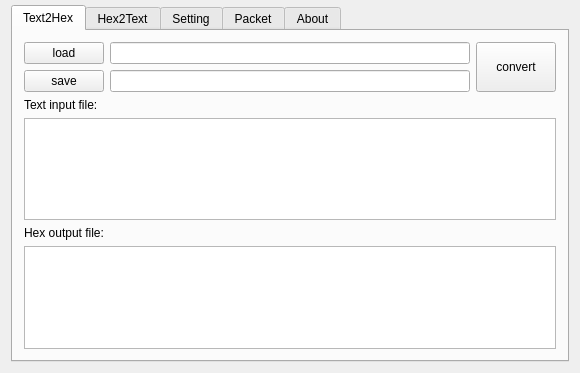
ZhangYuyinGItHub/ToolBox, file ToolBox/mainwindow.ui: the form before one commit.
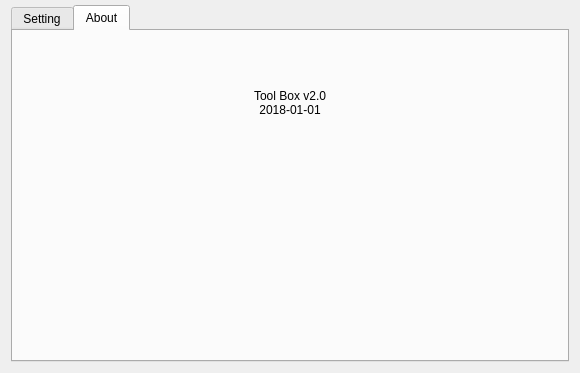
The form after the commit. The open tabs and pages were chosen to show the change. Icons and pictures are not drawn.

Commit message: [ToolBox] Modify ui to code and add serial assistant page

Diff of the .ui file:
```diff
--- a/ToolBox/mainwindow.ui
+++ b/ToolBox/mainwindow.ui
@@ -59,251 +59,6 @@
       <property name="currentIndex">
        <number>4</number>
       </property>
-      <widget class="QWidget" name="Text2Hex">
-       <property name="styleSheet">
-        <string notr="true">border-top-color: rgb(255, 170, 127);</string>
-       </property>
-       <attribute name="title">
-        <string>Text2Hex</string>
-       </attribute>
-       <layout class="QVBoxLayout" name="verticalLayout_3">
-        <item>
-         <layout class="QHBoxLayout" name="horizontalLayout_3" stretch="1,0">
-          <item>
-           <layout class="QVBoxLayout" name="verticalLayout">
-            <item>
-             <layout class="QHBoxLayout" name="horizontalLayout" stretch="1,15">
-              <item>
-               <widget class="QPushButton" name="loadBtn">
-                <property name="enabled">
-                 <bool>true</bool>
-                </property>
-                <property name="sizePolicy">
-                 <sizepolicy hsizetype="Minimum" vsizetype="Fixed">
-                  <horstretch>1</horstretch>
-                  <verstretch>0</verstretch>
-                 </sizepolicy>
-                </property>
-                <property name="acceptDrops">
-                 <bool>true</bool>
-                </property>
-                <property name="autoFillBackground">
-                 <bool>true</bool>
-                </property>
-                <property name="text">
-                 <string>load</string>
-                </property>
-               </widget>
-              </item>
-              <item>
-               <widget class="QLineEdit" name="loadPathEdit">
-                <property name="enabled">
-                 <bool>true</bool>
-                </property>
-                <property name="sizePolicy">
-                 <sizepolicy hsizetype="Expanding" vsizetype="Fixed">
-                  <horstretch>1</horstretch>
-                  <verstretch>0</verstretch>
-                 </sizepolicy>
-                </property>
-                <property name="acceptDrops">
-                 <bool>true</bool>
-                </property>
-                <property name="autoFillBackground">
-                 <bool>false</bool>
-                </property>
-                <property name="alignment">
-                 <set>Qt::AlignJustify|Qt::AlignVCenter</set>
-                </property>
-                <property name="dragEnabled">
-                 <bool>false</bool>
-                </property>
-               </widget>
-              </item>
-             </layout>
-            </item>
-            <item>
-             <layout class="QHBoxLayout" name="horizontalLayout_2" stretch="1,15">
-              <item>
-               <widget class="QPushButton" name="saveBtn">
-                <property name="text">
-                 <string>save</string>
-                </property>
-               </widget>
-              </item>
-              <item>
-               <widget class="QLineEdit" name="savePathEdit"/>
-              </item>
-             </layout>
-            </item>
-           </layout>
-          </item>
-          <item>
-           <widget class="QPushButton" name="convertBtn">
-            <property name="sizePolicy">
-             <sizepolicy hsizetype="Minimum" vsizetype="Minimum">
-              <horstretch>0</horstretch>
-              <verstretch>1</verstretch>
-             </sizepolicy>
-            </property>
-            <property name="text">
-             <string>convert</string>
-            </property>
-           </widget>
-          </item>
-         </layout>
-        </item>
-        <item>
-         <widget class="QLabel" name="label">
-          <property name="text">
-           <string>Text input file:</string>
-          </property>
-         </widget>
-        </item>
-        <item>
-         <widget class="QPlainTextEdit" name="loadFileText">
-          <property name="readOnly">
-           <bool>true</bool>
-          </property>
-         </widget>
-        </item>
-        <item>
-         <widget class="QLabel" name="label_2">
-          <property name="text">
-           <string>Hex output file:</string>
-          </property>
-         </widget>
-        </item>
-        <item>
-         <widget class="QPlainTextEdit" name="saveFileText">
-          <property name="readOnly">
-           <bool>true</bool>
-          </property>
-         </widget>
-        </item>
-       </layout>
-      </widget>
-      <widget class="QWidget" name="Hex2Text">
-       <attribute name="title">
-        <string>Hex2Text</string>
-       </attribute>
-       <layout class="QVBoxLayout" name="verticalLayout_5">
-        <item>
-         <layout class="QHBoxLayout" name="horizontalLayout_4" stretch="1,0">
-          <item>
-           <layout class="QVBoxLayout" name="verticalLayout_4">
-            <item>
-             <layout class="QHBoxLayout" name="horizontalLayout_5" stretch="1,15">
-              <item>
-               <widget class="QPushButton" name="loadBtn_2">
-                <property name="enabled">
-                 <bool>true</bool>
-                </property>
-                <property name="sizePolicy">
-                 <sizepolicy hsizetype="Minimum" vsizetype="Fixed">
-                  <horstretch>1</horstretch>
-                  <verstretch>0</verstretch>
-                 </sizepolicy>
-                </property>
-                <property name="acceptDrops">
-                 <bool>true</bool>
-                </property>
-                <property name="autoFillBackground">
-                 <bool>true</bool>
-                </property>
-                <property name="text">
-                 <string>load</string>
-                </property>
-               </widget>
-              </item>
-              <item>
-               <widget class="QLineEdit" name="loadPathEdit_2">
-                <property name="enabled">
-                 <bool>true</bool>
-                </property>
-                <property name="sizePolicy">
-                 <sizepolicy hsizetype="Expanding" vsizetype="Fixed">
-                  <horstretch>1</horstretch>
-                  <verstretch>0</verstretch>
-                 </sizepolicy>
-                </property>
-                <property name="acceptDrops">
-                 <bool>true</bool>
-                </property>
-                <property name="autoFillBackground">
-                 <bool>false</bool>
-                </property>
-                <property name="alignment">
-                 <set>Qt::AlignJustify|Qt::AlignVCenter</set>
-                </property>
-                <property name="dragEnabled">
-                 <bool>false</bool>
-                </property>
-               </widget>
-              </item>
-             </layout>
-            </item>
-            <item>
-             <layout class="QHBoxLayout" name="horizontalLayout_6" stretch="1,15">
-              <item>
-               <widget class="QPushButton" name="saveBtn_2">
-                <property name="text">
-                 <string>save</string>
-                </property>
-               </widget>
-              </item>
-              <item>
-               <widget class="QLineEdit" name="savePathEdit_2"/>
-              </item>
-             </layout>
-            </item>
-           </layout>
-          </item>
-          <item>
-           <widget class="QPushButton" name="convertBtn_2">
-            <property name="sizePolicy">
-             <sizepolicy hsizetype="Minimum" vsizetype="Minimum">
-              <horstretch>0</horstretch>
-              <verstretch>1</verstretch>
-             </sizepolicy>
-            </property>
-            <property name="text">
-             <string>convert</string>
-            </property>
-           </widget>
-          </item>
-         </layout>
-        </item>
-        <item>
-         <widget class="QLabel" name="label_4">
-          <property name="text">
-           <string>Hex input file:</string>
-          </property>
-         </widget>
-        </item>
-        <item>
-         <widget class="QPlainTextEdit" name="loadFileText_2">
-          <property name="readOnly">
-           <bool>true</bool>
-          </property>
-         </widget>
-        </item>
-        <item>
-         <widget class="QLabel" name="label_3">
-          <property name="text">
-           <string>Text output file:</string>
-          </property>
-         </widget>
-        </item>
-        <item>
-         <widget class="QPlainTextEdit" name="saveFileText_2">
-          <property name="readOnly">
-           <bool>true</bool>
-          </property>
-         </widget>
-        </item>
-       </layout>
-      </widget>
       <widget class="QWidget" name="Setting">
        <attribute name="title">
         <string>Setting</string>
@@ -325,11 +80,6 @@
         </item>
        </layout>
       </widget>
-      <widget class="QWidget" name="Packet">
-       <attribute name="title">
-        <string>Packet</string>
-       </attribute>
-      </widget>
       <widget class="QWidget" name="About">
        <attribute name="title">
         <string>About</string>
```
Left out of the diff: 2 changed lines with no effect on the pictures. The commit also changes 6 other files.
